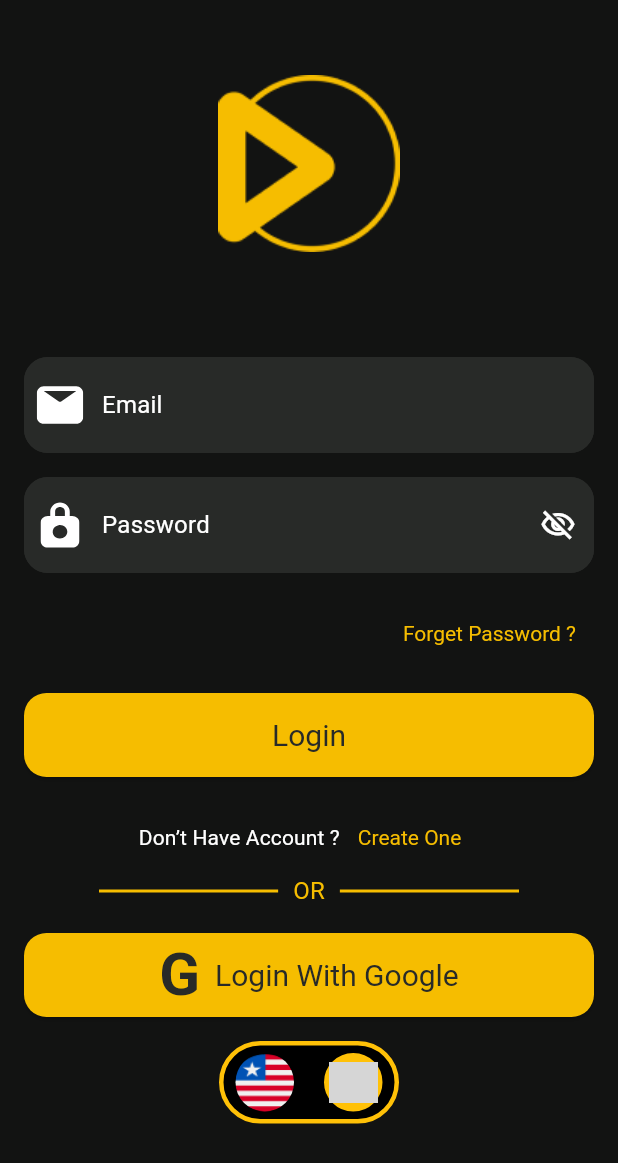
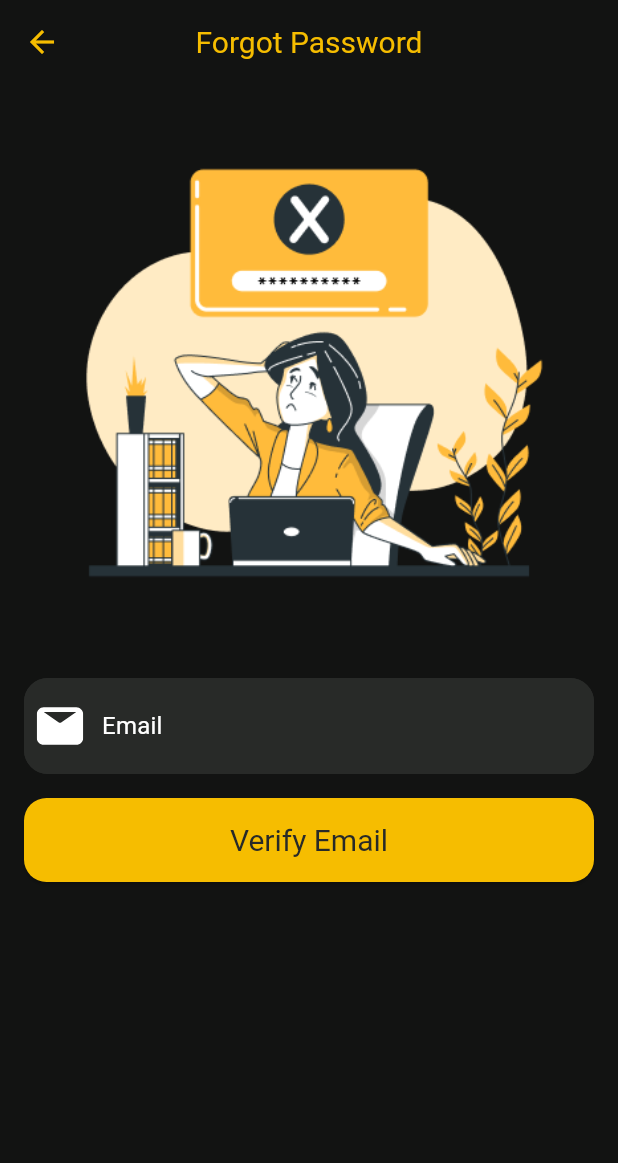
Before and after one commit to essammetwally1/movies, a Flutter app: the screen it shows after launch, after a tap on "Forget Password ?", on a phone screen of 412 x 824 dp. Shown: the top 1163 px of the screen. Run offline on Flutter 3.47's test engine with Material 3 defaults, Android fonts, the phone set to English and light mode, and no system bars; our stand-ins replace flutter_svg; grey boxes are pictures that could not be loaded.

Commit message:
create forgor password screen

```diff
--- /dev/null
+++ b/lib/auth/forgot_password.dart
@@ -0,0 +1,35 @@
+import 'package:flutter/material.dart';
+import 'package:movies/components/custom_eleveted_button.dart';
+import 'package:movies/components/custom_text_form_feild.dart';
+
+class ForgotPasswordScreen extends StatelessWidget {
+  static const String routeName = '/forgotpassword';
+  const ForgotPasswordScreen({super.key});
+
+  @override
+  Widget build(BuildContext context) {
+    return Scaffold(
+      appBar: AppBar(title: Text('Forgot Password')),
+      body: SafeArea(
+        child: SingleChildScrollView(
+          child: Padding(
+            padding: const EdgeInsets.symmetric(horizontal: 16),
+            child: Column(
+              children: [
+                Image.asset('assets/forgotpassword.png'),
+                SizedBox(height: 16),
+
+                CustomTextFormField(hintText: 'Email', iconPathName: 'mail'),
+                SizedBox(height: 16),
+                CustomElevatedButton(
+                  textElevatedButton: 'Verify Email',
+                  onPressed: () {},
+                ),
+              ],
+            ),
+          ),
+        ),
+      ),
+    );
+  }
+}
--- a/lib/auth/login_screen.dart
+++ b/lib/auth/login_screen.dart
@@ -1,5 +1,6 @@
 import 'package:flutter/material.dart';
 import 'package:movies/app_theme.dart';
+import 'package:movies/auth/forgot_password.dart';
 import 'package:movies/auth/register_screen.dart';
 import 'package:movies/components/custom_eleveted_button.dart';
 import 'package:movies/components/custom_text_form_feild.dart';
@@ -39,7 +40,11 @@ class LoginScreen extends StatelessWidget {
                   alignment: Alignment.centerRight,
 
                   child: TextButton(
-                    onPressed: () {},
+                    onPressed: () {
+                      Navigator.of(
+                        context,
+                      ).pushNamed(ForgotPasswordScreen.routeName);
+                    },
                     child: Text('Forget Password ?'),
                   ),
                 ),
--- a/lib/main.dart
+++ b/lib/main.dart
@@ -1,5 +1,6 @@
 import 'package:flutter/material.dart';
 import 'package:movies/app_theme.dart';
+import 'package:movies/auth/forgot_password.dart';
 import 'package:movies/auth/login_screen.dart';
 import 'package:movies/auth/register_screen.dart';
 import 'package:movies/screens/home_screen.dart';
@@ -19,6 +20,7 @@ class MoviesApp extends StatelessWidget {
         HomeScreen.routeName: (context) => HomeScreen(),
         LoginScreen.routeName: (context) => LoginScreen(),
         RegisterScreen.routeName: (context) => RegisterScreen(),
+        ForgotPasswordScreen.routeName: (context) => ForgotPasswordScreen(),
       },
       initialRoute: LoginScreen.routeName,
       theme: AppTheme.lightTheme,
```
